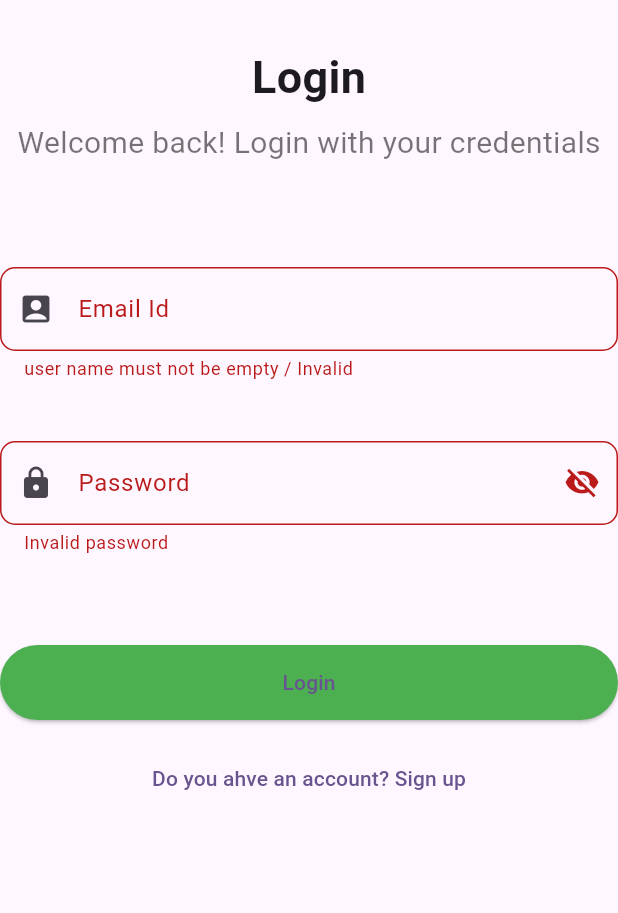
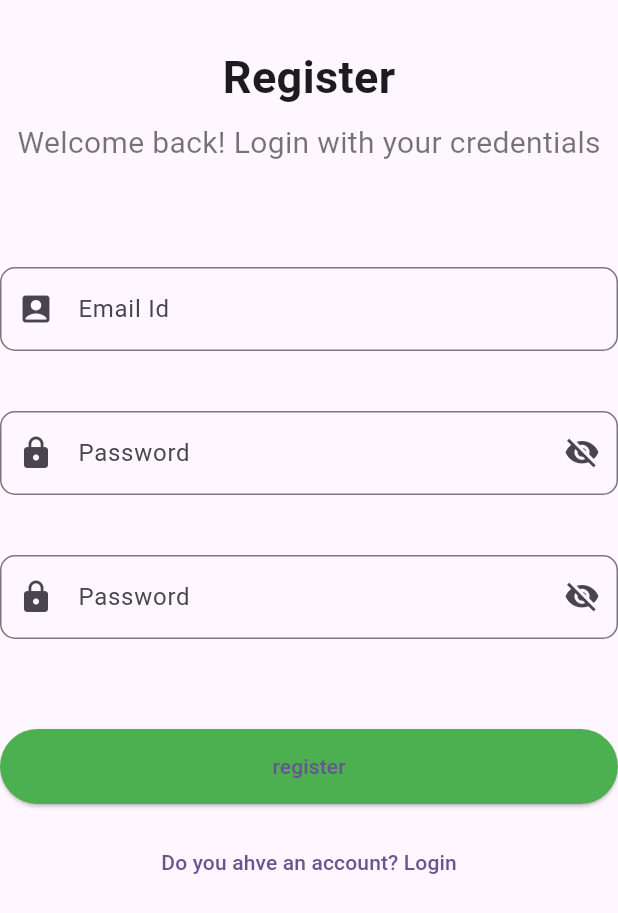
Before and after one commit to Princy-js/assignment, a Flutter app: the LoginPage screen opened directly, after a tap on "Login", after a tap on "Do you ahve an account? Sign up", on a phone screen of 412 x 824 dp. Shown: the top 913 px of the screen. Run offline on Flutter 3.47's test engine with Material 2 defaults, Android fonts, the light colour scheme and no system bars; our stand-ins replace google_fonts.

Commit message:
FlutterAssignment

```diff
--- a/lib/assignment 2 login registration/login.dart
+++ b/lib/assignment 2 login registration/login.dart
@@ -1,3 +1,4 @@
+import 'package:assignment/assignment%202%20login%20registration/registration.dart';
 import 'package:flutter/material.dart';
 
 import 'home.dart';
@@ -118,7 +119,9 @@ class _LoginPageState extends State<LoginPage> {
               ),
               Padding(
                 padding: const EdgeInsets.all(15.0),
-                child: TextButton(onPressed: (){}, child:Text("Do you ahve an account? Sign up")),
+                child: TextButton(onPressed: (){
+                  Navigator.of(context).push(MaterialPageRoute(builder: (context)=>Registration()));
+                }, child:Text("Do you ahve an account? Sign up")),
               )
             ],
           ),
--- a/lib/assignment 2 login registration/registration.dart
+++ b/lib/assignment 2 login registration/registration.dart
@@ -1,3 +1,4 @@
+import 'package:assignment/assignment%202%20login%20registration/login.dart';
 import 'package:flutter/material.dart';
 
 import 'home.dart';
@@ -112,14 +113,14 @@ class _RegistrationState extends State<Registration> {
                     suffixIcon: IconButton(
                         onPressed: (){
                           setState(() {
-                            if(passwordhidden == true){
-                              passwordhidden = false;
+                            if(cpassword == true){
+                              cpassword = false;
                             }else{
-                              passwordhidden = true;
+                              cpassword = true;
                             }
                           });
                         }, icon:Icon(
-                        passwordhidden == true
+                        cpassword == true
                             ?Icons.visibility_off_sharp:
                         Icons.visibility) ),
                     prefixIcon: Icon(Icons.lock),
@@ -148,11 +149,13 @@ class _RegistrationState extends State<Registration> {
                           ScaffoldMessenger.of(context).showSnackBar(SnackBar(content: Text("Invalid datas")));
                         }
                       },
-                      child:Text("Login"))
+                      child:Text("register"))
               ),
               Padding(
                 padding: const EdgeInsets.all(15.0),
-                child: TextButton(onPressed: (){}, child:Text("Do you ahve an account? Sign up")),
+                child: TextButton(onPressed: (){
+                  Navigator.of(context).push(MaterialPageRoute(builder: (context)=>LoginPage()));
+                }, child:Text("Do you ahve an account? Login")),
               )
             ],
           ),
```
